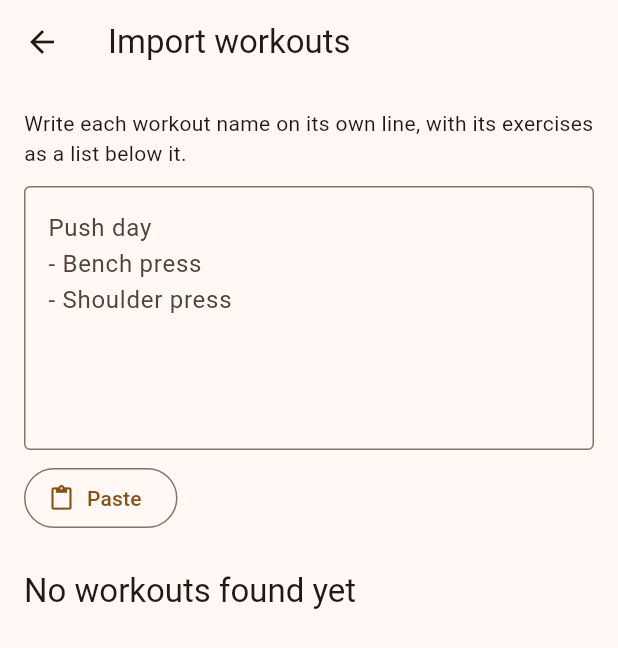
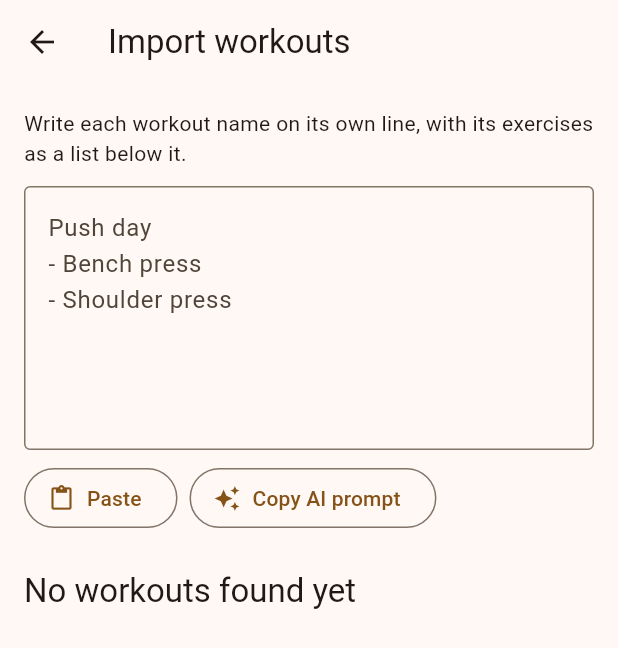
Before and after one commit to lolluzzo/gym-progression, a Flutter app: the ImportWorkoutsScreen screen opened directly, on a phone screen of 412 x 824 dp. Shown: the top 648 px of the screen. Run offline on Flutter 3.47's test engine with Material 3 defaults, Android fonts, the light colour scheme and no system bars; our stand-ins replace fl_chart, image_picker, shared_preferences, sqflite, sqflite_common_ffi; accounts and stored records are empty.

Commit message:
update import prompt

````diff
--- a/lib/screens/import_workouts_screen.dart
+++ b/lib/screens/import_workouts_screen.dart
@@ -38,6 +38,21 @@ class _ImportWorkoutsScreenState extends State<ImportWorkoutsScreen> {
     }
 
     setState(() => _textController.text = text);
+  }
+
+  Future<void> _copyAiPrompt() async {
+    await Clipboard.setData(const ClipboardData(text: workoutImportAiPrompt));
+    if (!mounted) {
+      return;
+    }
+
+    ScaffoldMessenger.of(context).showSnackBar(
+      const SnackBar(
+        content: Text(
+          'Prompt copied. Paste it into an AI chat with your workout, then paste the reply here.',
+        ),
+      ),
+    );
   }
 
   void _import(List<ImportedWorkout> importedWorkouts) {
@@ -98,13 +113,21 @@ class _ImportWorkoutsScreenState extends State<ImportWorkoutsScreen> {
             ),
           ),
           const SizedBox(height: 8),
-          Align(
-            alignment: Alignment.centerLeft,
-            child: OutlinedButton.icon(
-              onPressed: _paste,
-              icon: const Icon(Icons.content_paste),
-              label: const Text('Paste'),
-            ),
+          Wrap(
+            spacing: 8,
+            runSpacing: 8,
+            children: [
+              OutlinedButton.icon(
+                onPressed: _paste,
+                icon: const Icon(Icons.content_paste),
+                label: const Text('Paste'),
+              ),
+              OutlinedButton.icon(
+                onPressed: _copyAiPrompt,
+                icon: const Icon(Icons.auto_awesome),
+                label: const Text('Copy AI prompt'),
+              ),
+            ],
           ),
           const SizedBox(height: 24),
           Text(
--- a/lib/services/workout_import.dart
+++ b/lib/services/workout_import.dart
@@ -7,6 +7,36 @@ class ImportedWorkout {
   final String name;
   final List<String> exercises = [];
 }
+
+/// Asks an AI chat to rewrite the user's plan, pasted after it, into the
+/// format [parseWorkoutNotes] reads.
+const String workoutImportAiPrompt = '''
+Convert my workout plan below into the exact format my gym app imports.
+
+Rules:
+- Write each workout name on its own line, with no symbol or number in front of it (e.g. "Push day", "Day 1 - Legs").
+- Below each workout name, list its exercises, one per line, each starting with "- ".
+- Write only the exercise name: no sets, reps, weights, rest times or notes.
+- Put each exercise of a superset or circuit on its own line.
+- Keep the workouts and exercises in the same order and language as my plan.
+- Leave one empty line between workouts.
+- Use plain text: no bold, headings or emojis.
+- Reply with only the converted plan inside a single code block, with no other text before or after it.
+
+Example:
+```
+Push day
+- Bench press
+- Shoulder press
+
+Pull day
+- Pull-up
+- Barbell row
+```
+
+My workout plan:
+
+''';
 
 // "- Bench press", "• Bench press", "1. Bench press", "2) Squat".
 // A number needs a space after it, so a header like "07.10 Push" stays a
--- a/pubspec.yaml
+++ b/pubspec.yaml
@@ -1,5 +1,5 @@
 name: gym_progression
-description: A new Flutter project.
+description: A Gym app for training well.
 # The following line prevents the package from being accidentally published to
 # pub.dev using `flutter pub publish`. This is preferred for private packages.
 publish_to: 'none' # Remove this line if you wish to publish to pub.dev
@@ -16,7 +16,7 @@ publish_to: 'none' # Remove this line if you wish to publish to pub.dev
 # https://developer.apple.com/library/archive/documentation/General/Reference/InfoPlistKeyReference/Articles/CoreFoundationKeys.html
 # In Windows, build-name is used as the major, minor, and patch parts
 # of the product and file versions while build-number is used as the build suffix.
-version: 1.0.1+1
+version: 1.0.2+1
 
 environment:
   sdk: '>=3.1.4 <4.0.0'
````
